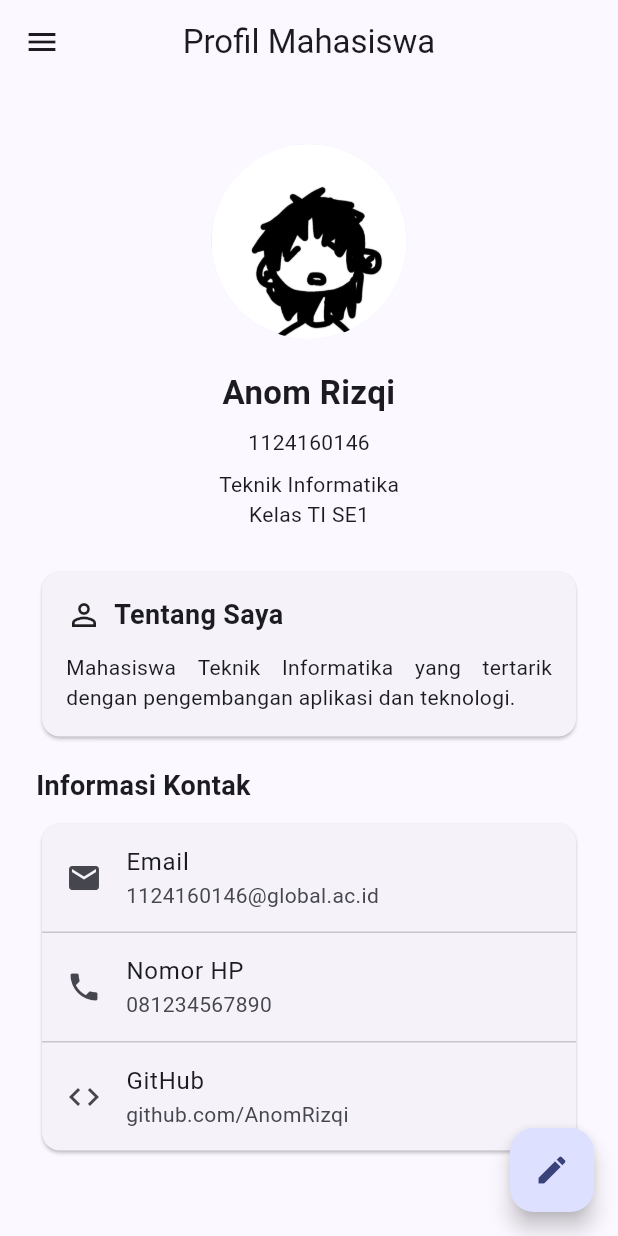
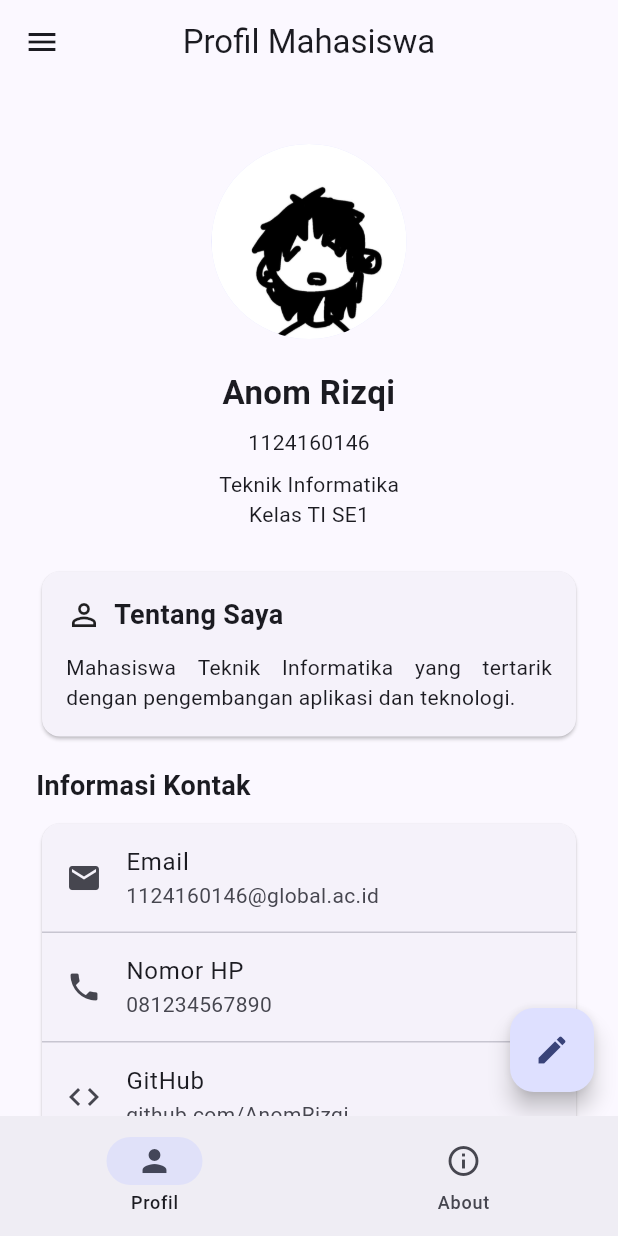
Before and after one commit to AnomRizqi/uts-pml-1124160146, a Flutter app: the screen it shows after launch, on a phone screen of 412 x 824 dp. Run offline on Flutter 3.47's test engine with Material 3 defaults, Android fonts, the phone set to English and light mode, and no system bars.

Commit message:
feat: tambah bottom navigation untuk profile dan about

```diff
--- a/soal2_profil_app/lib/main.dart
+++ b/soal2_profil_app/lib/main.dart
@@ -1,5 +1,6 @@
 import 'package:flutter/material.dart';
 import 'screens/profile_page.dart';
+import 'screens/about_page.dart';
 
 void main() {
     runApp(const MyApp());
@@ -46,10 +47,69 @@ class _MyAppState extends State<MyApp> {
 
             themeMode: _themeMode,
 
-            home: ProfilePage(
+            home: MainPage(
                 ubahTema: ubahTema,
                 isDarkMode: _themeMode == ThemeMode.dark,
             ),
         );
     }
 }
+
+class MainPage extends StatefulWidget {
+    final Function(bool) ubahTema;
+    final bool isDarkMode;
+
+    const MainPage({
+        super.key,
+        required this.ubahTema,
+        required this.isDarkMode,
+    });
+
+    @override
+    State<MainPage> createState() => _MainPageState();
+}
+
+class _MainPageState extends State<MainPage> {
+
+    int _selectedIndex = 0;
+
+    @override
+    Widget build(BuildContext context) {
+        return Scaffold(
+            body: IndexedStack(
+                index: _selectedIndex,
+                children: [
+                    ProfilePage(
+                        ubahTema: widget.ubahTema,
+                        isDarkMode: widget.isDarkMode,
+                    ),
+                    const AboutPage(),
+                ],
+            ),
+
+            bottomNavigationBar: NavigationBar(
+                selectedIndex: _selectedIndex,
+
+                onDestinationSelected: (index) {
+                    setState(() {
+                        _selectedIndex = index;
+                    });
+                },
+
+                destinations: const [
+                    NavigationDestination(
+                        icon: Icon(Icons.person_outline),
+                        selectedIcon: Icon(Icons.person),
+                        label: 'Profil',
+                    ),
+
+                    NavigationDestination(
+                        icon: Icon(Icons.info_outline),
+                        selectedIcon: Icon(Icons.info),
+                        label: 'About',
+                    ),
+                ],
+            ),
+        );
+    }
+}
```
